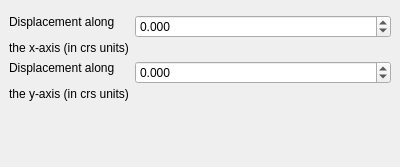
Before: the Qt Designer form kimu/resources/ui/displacement_dockwidget.ui in GispoCoding/kimu, drawn with Qt 5.
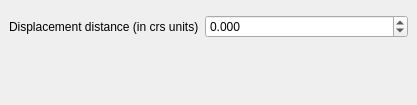
After: the same form once the commit is applied.

The edit to the form file:
```diff
--- a/kimu/resources/ui/displacement_dockwidget.ui
+++ b/kimu/resources/ui/displacement_dockwidget.ui
@@ -6,8 +6,8 @@
    <rect>
     <x>0</x>
     <y>0</y>
-    <width>400</width>
-    <height>167</height>
+    <width>417</width>
+    <height>105</height>
    </rect>
   </property>
   <property name="windowTitle">
@@ -23,35 +23,12 @@
       <item row="2" column="0">
        <widget class="QLabel" name="label">
         <property name="text">
-         <string>&lt;html&gt;&lt;head/&gt;&lt;body&gt;&lt;p&gt;Displacement along&lt;/p&gt;&lt;p&gt;the x-axis (in crs units)&lt;/p&gt;&lt;/body&gt;&lt;/html&gt;</string>
+         <string>Displacement distance (in crs units)</string>
         </property>
        </widget>
       </item>
       <item row="2" column="1">
-       <widget class="QDoubleSpinBox" name="doublespinbox_x">
-        <property name="decimals">
-         <number>3</number>
-        </property>
-        <property name="minimum">
-         <double>-99999999.000000000000000</double>
-        </property>
-        <property name="maximum">
-         <double>99999999.000000000000000</double>
-        </property>
-        <property name="singleStep">
-         <double>0.001000000000000</double>
-        </property>
-       </widget>
-      </item>
-      <item row="3" column="0">
-       <widget class="QLabel" name="label_2">
-        <property name="text">
-         <string>&lt;html&gt;&lt;head/&gt;&lt;body&gt;&lt;p&gt;Displacement along&lt;/p&gt;&lt;p&gt;the y-axis (in crs units)&lt;/p&gt;&lt;/body&gt;&lt;/html&gt;</string>
-        </property>
-       </widget>
-      </item>
-      <item row="3" column="1">
-       <widget class="QDoubleSpinBox" name="doublespinbox_y">
+       <widget class="QDoubleSpinBox" name="doublespinbox">
         <property name="decimals">
          <number>3</number>
         </property>
```
